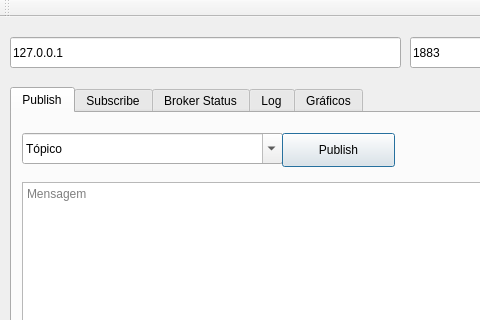
helbert-rocha/MQTTClient, file window.ui: the form before one commit; both pictures show x 0 to 480 and y 0 to 320 of the 800 by 600 pixel window.
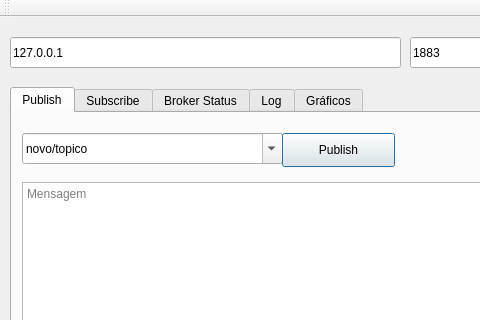
The form after the commit. Custom widgets are drawn as their Qt base class.

```diff
--- a/window.ui
+++ b/window.ui
@@ -116,7 +116,7 @@
        <bool>true</bool>
       </property>
       <property name="currentText">
-       <string>Tópico</string>
+       <string>novo/topico</string>
       </property>
      </widget>
      <widget class="QPushButton" name="pushButtonPublish">
```
Left out of the diff: 2 changed lines with no effect on the pictures.
